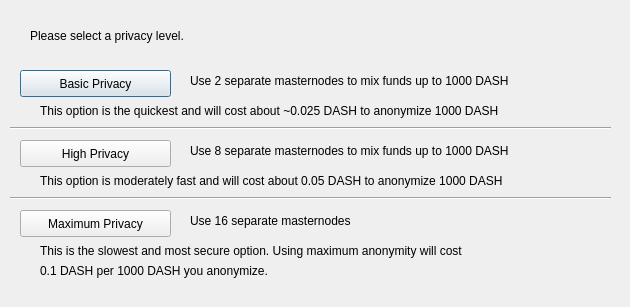
The window that src/qt/forms/darksendconfig.ui (Captain-Cucumber/pprfnk1) describes before a commit, drawn with Qt 5.
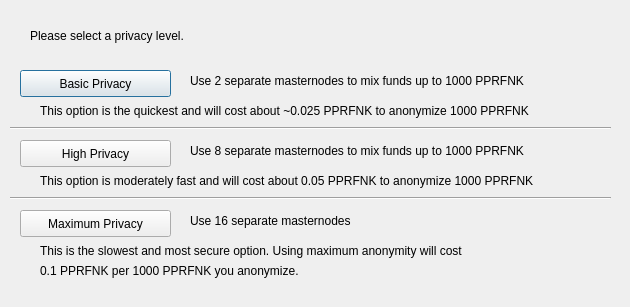
The same window after the commit.

Commit message: dash-->pprfnk

Diff of the .ui file:
```diff
--- a/src/qt/forms/darksendconfig.ui
+++ b/src/qt/forms/darksendconfig.ui
@@ -75,7 +75,7 @@
     </rect>
    </property>
    <property name="text">
-    <string>Use 2 separate masternodes to mix funds up to 1000 DASH</string>
+    <string>Use 2 separate masternodes to mix funds up to 1000 PPRFNK</string>
    </property>
   </widget>
   <widget class="QLabel" name="label_3">
@@ -88,7 +88,7 @@
     </rect>
    </property>
    <property name="text">
-    <string>Use 8 separate masternodes to mix funds up to 1000 DASH</string>
+    <string>Use 8 separate masternodes to mix funds up to 1000 PPRFNK</string>
    </property>
   </widget>
   <widget class="QLabel" name="label_4">
@@ -114,7 +114,7 @@
     </rect>
    </property>
    <property name="text">
-    <string>This option is the quickest and will cost about ~0.025 DASH to anonymize 1000 DASH</string>
+    <string>This option is the quickest and will cost about ~0.025 PPRFNK to anonymize 1000 PPRFNK</string>
    </property>
   </widget>
   <widget class="QLabel" name="label_7">
@@ -127,7 +127,7 @@
     </rect>
    </property>
    <property name="text">
-    <string>This option is moderately fast and will cost about 0.05 DASH to anonymize 1000 DASH</string>
+    <string>This option is moderately fast and will cost about 0.05 PPRFNK to anonymize 1000 PPRFNK</string>
    </property>
   </widget>
   <widget class="QLabel" name="label_8">
@@ -153,7 +153,7 @@
     </rect>
    </property>
    <property name="text">
-    <string>0.1 DASH per 1000 DASH you anonymize.</string>
+    <string>0.1 PPRFNK per 1000 PPRFNK you anonymize.</string>
    </property>
   </widget>
   <widget class="Line" name="line">
```
The commit also changes 427 other files.
